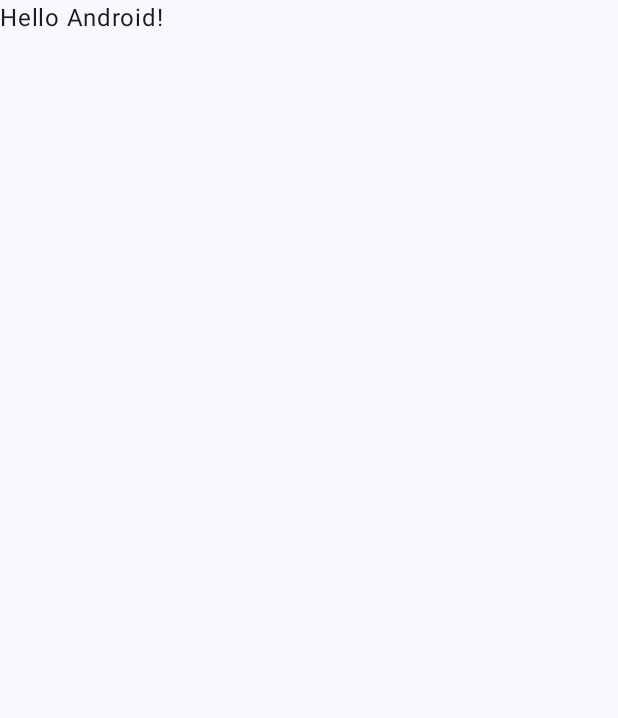
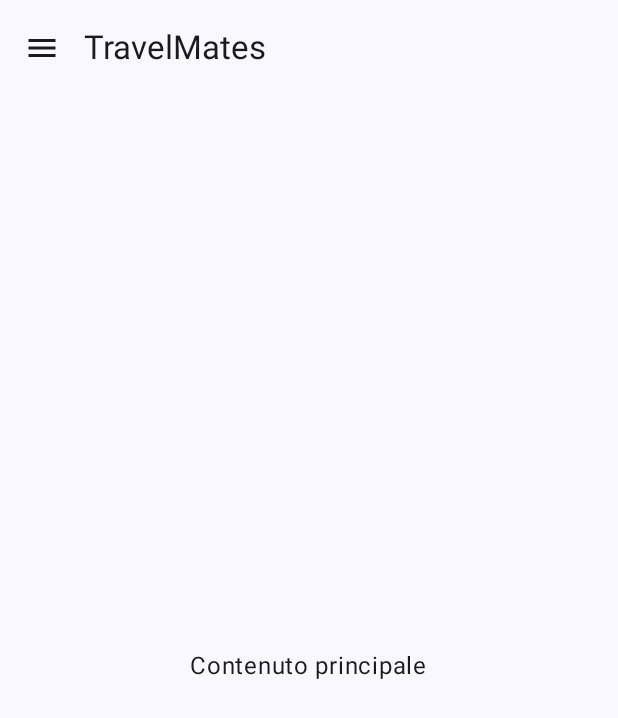
Before and after one commit to Busca99/TravelMates_PAMN, an Android app built with Jetpack Compose: the screen it shows after launch (MainActivity), on a phone screen of 412 x 824 dp. Before the commit the part shown is almost empty. Shown: the top 718 px of the screen. Run offline under Robolectric (Android 15) with nearby library versions, the phone set to English and light mode, and no system bars.

Commit message:
Side menu

```diff
--- a/app/build.gradle.kts
+++ b/app/build.gradle.kts
@@ -5,12 +5,12 @@ plugins {
 
 android {
     namespace = "com.example.travelmates_pamn"
-    compileSdk = 34
+    compileSdk = 35
 
     defaultConfig {
         applicationId = "com.example.travelmates_pamn"
         minSdk = 24
-        targetSdk = 34
+        targetSdk = 35
         versionCode = 1
         versionName = "1.0"
 
--- a/app/src/main/java/com/example/travelmates_pamn/MainActivity.kt
+++ b/app/src/main/java/com/example/travelmates_pamn/MainActivity.kt
@@ -4,14 +4,33 @@ import android.os.Bundle
 import androidx.activity.ComponentActivity
 import androidx.activity.compose.setContent
 import androidx.activity.enableEdgeToEdge
+import androidx.compose.foundation.layout.Box
 import androidx.compose.foundation.layout.fillMaxSize
 import androidx.compose.foundation.layout.padding
+import androidx.compose.material.icons.Icons
+import androidx.compose.material.icons.filled.Add
+import androidx.compose.material.icons.filled.Menu
+import androidx.compose.material3.DrawerValue
+import androidx.compose.material3.ExperimentalMaterial3Api
+import androidx.compose.material3.ExtendedFloatingActionButton
+import androidx.compose.material3.HorizontalDivider
+import androidx.compose.material3.Icon
+import androidx.compose.material3.IconButton
+import androidx.compose.material3.ModalDrawerSheet
+import androidx.compose.material3.ModalNavigationDrawer
+import androidx.compose.material3.NavigationDrawerItem
 import androidx.compose.material3.Scaffold
 import androidx.compose.material3.Text
+import androidx.compose.material3.TopAppBar
+import androidx.compose.material3.rememberDrawerState
 import androidx.compose.runtime.Composable
+import androidx.compose.runtime.rememberCoroutineScope
+import androidx.compose.ui.Alignment
 import androidx.compose.ui.Modifier
 import androidx.compose.ui.tooling.preview.Preview
+import androidx.compose.ui.unit.dp
 import com.example.travelmates_pamn.ui.theme.TravelMates_PAMNTheme
+import kotlinx.coroutines.launch
 
 class MainActivity : ComponentActivity() {
     override fun onCreate(savedInstanceState: Bundle?) {
@@ -19,29 +38,109 @@ class MainActivity : ComponentActivity() {
         enableEdgeToEdge()
         setContent {
             TravelMates_PAMNTheme {
-                Scaffold(modifier = Modifier.fillMaxSize()) { innerPadding ->
-                    Greeting(
-                        name = "Android",
-                        modifier = Modifier.padding(innerPadding)
-                    )
-                }
+                DrawerStateDemo()
             }
         }
     }
 }
 
+@OptIn(ExperimentalMaterial3Api::class)
+@Preview
 @Composable
-fun Greeting(name: String, modifier: Modifier = Modifier) {
-    Text(
-        text = "Hello $name!",
-        modifier = modifier
-    )
+fun DrawerStateDemo() {
+    val drawerState = rememberDrawerState(initialValue = DrawerValue.Closed)
+    val scope = rememberCoroutineScope()
+
+    ModalNavigationDrawer(
+        drawerState = drawerState,
+        drawerContent = {
+            ModalDrawerSheet {
+                Text("Menu", modifier = Modifier.padding(16.dp))
+                HorizontalDivider()
+                NavigationDrawerItem(
+                    label = { Text(text = "Home") },
+                    selected = false,
+                    onClick = { /* azione */ }
+                )
+                NavigationDrawerItem(
+                    label = { Text(text = "View people in town") },
+                    selected = false,
+                    onClick = { /* azione */ }
+                )
+                NavigationDrawerItem(
+                    label = { Text(text = "My profile") },
+                    selected = false,
+                    onClick = { /* azione */ }
+                )
+                NavigationDrawerItem(
+                    label = { Text(text = "Friends") },
+                    selected = false,
+                    onClick = { /* azione */ }
+                )
+                NavigationDrawerItem(
+                    label = { Text(text = "Incoming requests") },
+                    selected = false,
+                    onClick = { /* azione */ }
+                )
+            }
+        }
+    ) {
+        Scaffold(
+            topBar = {
+                TopAppBar(
+                    title = { Text("TravelMates") },
+                    navigationIcon = {
+                        IconButton(
+                            onClick = {
+                                scope.launch {
+                                    if (drawerState.isClosed) {
+                                        drawerState.open()
+                                    } else {
+                                        drawerState.close()
+                                    }
+                                }
+                            }
+                        ) {
+                            Icon(
+                                Icons.Default.Menu,
+                                contentDescription = "Menu"
+                            )
+                        }
+                    }
+                )
+            }
+        ) { contentPadding ->
+            Box(
+                modifier = Modifier
+                    .fillMaxSize()
+                    .padding(contentPadding)
+            ) {
+                // Contenuto principale dell'app
+                Text("Contenuto principale", modifier = Modifier.align(Alignment.Center))
+            }
+        }
+    }
 }
 
-@Preview(showBackground = true)
+@Preview
 @Composable
-fun GreetingPreview() {
-    TravelMates_PAMNTheme {
-        Greeting("Android")
+fun DrawerDemo() {
+    // [START android_compose_layout_material_modal_drawer]
+    ModalNavigationDrawer(
+        drawerContent = {
+            ModalDrawerSheet {
+                Text("Drawer title", modifier = Modifier.padding(16.dp))
+                HorizontalDivider()
+                NavigationDrawerItem(
+                    label = { Text(text = "Drawer Item") },
+                    selected = false,
+                    onClick = { /*TODO*/ }
+                )
+                // ...other drawer items
+            }
+        }
+    ) {
+        // Screen content
     }
+    // [END android_compose_layout_material_modal_drawer]
 }
```
